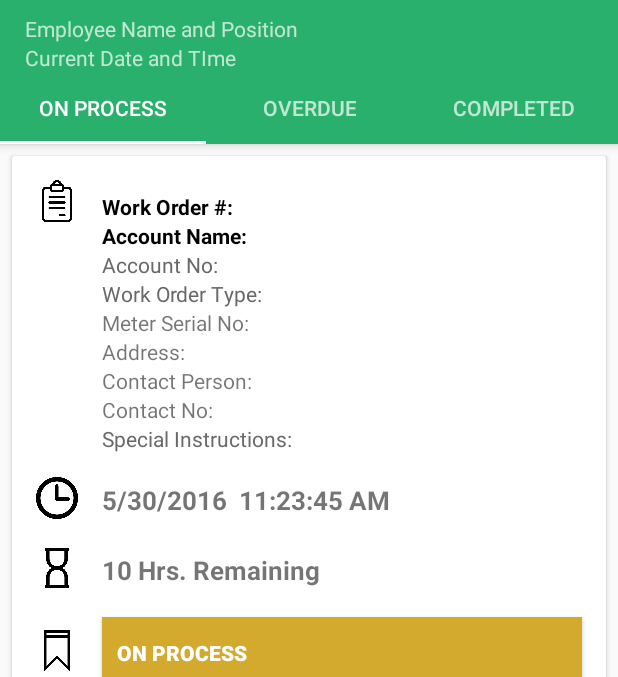
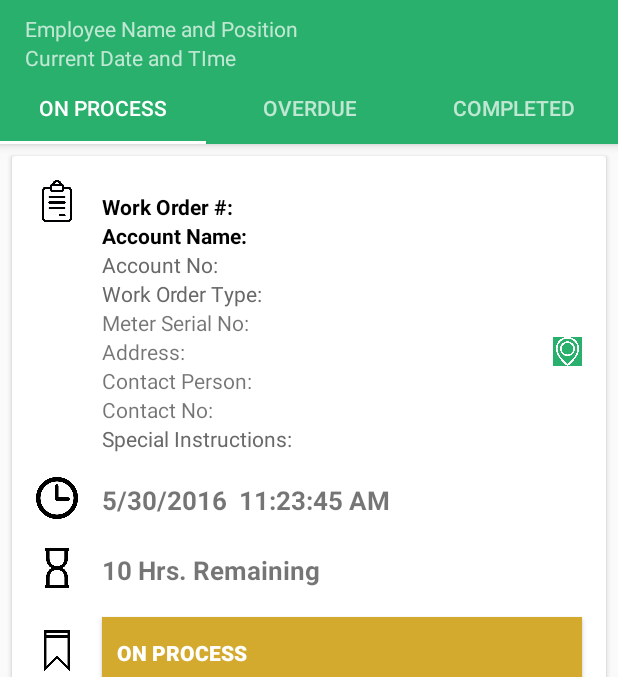
Before and after one commit to jerecocatingub/TabsAndFragments, an Android app: the screen it shows after launch (MainActivity), on a phone screen of 412 x 824 dp, the part 67-744 px from its top. Run offline under Robolectric (Android 15) with nearby library versions, the phone set to English and light mode, and no system bars.

Commit message:
Added map icon.

```diff
--- a/app/src/main/res/layout/cardview_layout.xml
+++ b/app/src/main/res/layout/cardview_layout.xml
@@ -25,6 +25,23 @@
         <android.support.constraint.ConstraintLayout
             android:layout_width="match_parent"
             android:layout_height="match_parent">
+
+            <ImageView
+                android:layout_width="19dp"
+                android:layout_height="19dp"
+                app:srcCompat="@drawable/map"
+                android:id="@+id/imageView"
+                android:background="@color/colorPrimary"
+                android:layout_marginEnd="16dp"
+                app:layout_constraintRight_toRightOf="parent"
+                android:layout_marginRight="16dp"
+                app:layout_constraintTop_toBottomOf="@+id/txtMeterNumber"
+                android:layout_marginStart="8dp"
+                app:layout_constraintLeft_toRightOf="@+id/imgClipboard"
+                android:layout_marginLeft="8dp"
+                app:layout_constraintBottom_toTopOf="@+id/txtContactPerson"
+                app:layout_constraintHorizontal_bias="1.0"
+                app:layout_constraintVertical_bias="1.0" />
 
             <ImageView
                 android:layout_width="28dp"
@@ -123,10 +140,8 @@
                 android:layout_marginStart="16dp"
                 app:layout_constraintLeft_toRightOf="@+id/imgClipboard"
                 android:layout_marginLeft="16dp"
-                android:layout_marginEnd="16dp"
-                app:layout_constraintRight_toRightOf="parent"
-                android:layout_marginRight="16dp"
-                app:layout_constraintHorizontal_bias="0.93" />
+                app:layout_constraintRight_toLeftOf="@+id/imageView"
+                app:layout_constraintHorizontal_bias="0.0" />
 
             <TextView
                 android:text="Contact Person: "
```
